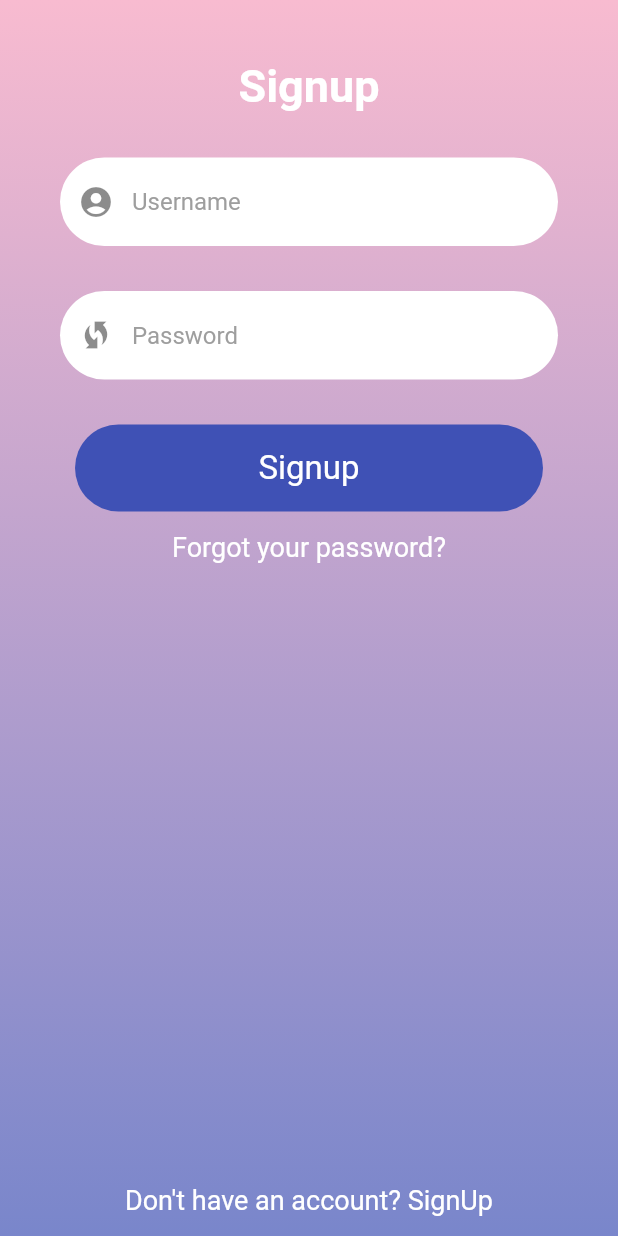
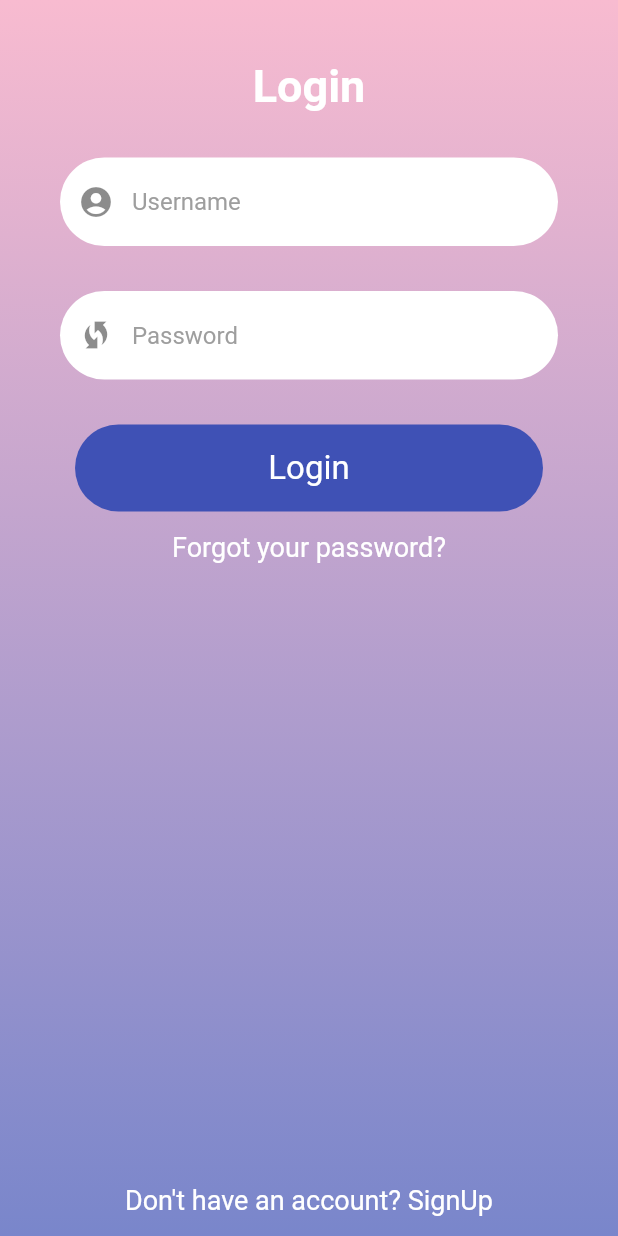
Before and after one commit to Shiv7266/basic_app, a Flutter app: the screen it shows after launch, after a tap on "Forgot your password?", on a phone screen of 412 x 824 dp. Run offline on Flutter 3.47's test engine with Material 2 defaults, Android fonts, the phone set to English and light mode, and no system bars; our stand-ins replace firebase_auth, firebase_core, google_fonts; accounts and stored records are empty; network calls fail.

Commit message:
first commit

```diff
--- a/lib/Auth/auth_layout.dart
+++ b/lib/Auth/auth_layout.dart
@@ -46,6 +46,8 @@ class _AuthLayoutState extends State<AuthLayout> {
               v30,
               Padding(
                 padding: const EdgeInsets.symmetric(horizontal: 50),
+                child: InkWell(
+                  onTap: widget.onTap as Function(),
                   child: Container(
                     decoration: BoxDecoration(
                         color: Colors.indigo,
@@ -61,8 +63,9 @@ class _AuthLayoutState extends State<AuthLayout> {
                     ),
                   ),
                 ),
+              ),
               TextButton(
-                  onPressed: () => widget.onTap,
+                  onPressed: () {},
                   child: Text('Forgot your password?',
                       style: GoogleFonts.roboto(
                           fontSize: 18,
--- a/lib/main.dart
+++ b/lib/main.dart
@@ -7,8 +7,9 @@ import 'package:flutter/material.dart';
 
 import 'Auth/auth_layout.dart';
 
-void main() {
-  Firebase.initializeApp();
+Future main() async {
+  WidgetsFlutterBinding.ensureInitialized();
+  await Firebase.initializeApp();
   runApp(MyApp());
 }
 
@@ -19,7 +20,7 @@ class MyApp extends StatelessWidget {
   Widget build(BuildContext context) {
     return const MaterialApp(
       debugShowCheckedModeBanner: false,
-      home: SignUp(),
+      home: Login(),
     );
   }
 }
```
Also changed, not shown: lib/Auth/login.dart (+10 -1 lines), lib/Auth/signup.dart (+9 -1 lines), 1 other file. Lines whose indentation alone changed are shown as unchanged.
